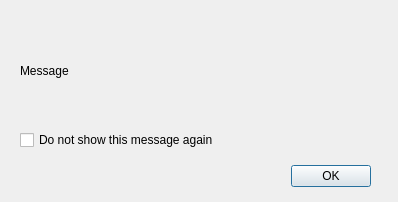
Above: tao/error_message_dialog.ui from c3d/tao3D before the change. Below: the same form after it.
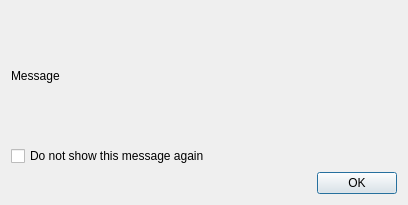
That is the form after the change.

Commit message:
Add layouts to all dialog boxes of "Share" menu. Fix clone bug. Refs #286, #284.
Fixes clone bug: project cloned in invalid location (likely a
regression of commit:bbca371).

The edit to the form file:
```diff
--- a/tao/error_message_dialog.ui
+++ b/tao/error_message_dialog.ui
@@ -6,58 +6,42 @@
    <rect>
     <x>0</x>
     <y>0</y>
-    <width>398</width>
-    <height>202</height>
+    <width>408</width>
+    <height>205</height>
    </rect>
   </property>
   <property name="windowTitle">
    <string>Dialog</string>
   </property>
-  <widget class="QDialogButtonBox" name="buttonBox">
-   <property name="geometry">
-    <rect>
-     <x>30</x>
-     <y>160</y>
-     <width>341</width>
-     <height>32</height>
-    </rect>
-   </property>
-   <property name="orientation">
-    <enum>Qt::Horizontal</enum>
-   </property>
-   <property name="standardButtons">
-    <set>QDialogButtonBox::Ok</set>
-   </property>
-  </widget>
-  <widget class="QCheckBox" name="doNotShowAgain">
-   <property name="geometry">
-    <rect>
-     <x>20</x>
-     <y>130</y>
-     <width>321</width>
-     <height>20</height>
-    </rect>
-   </property>
-   <property name="text">
-    <string>Do not show this message again</string>
-   </property>
-  </widget>
-  <widget class="QLabel" name="message">
-   <property name="geometry">
-    <rect>
-     <x>20</x>
-     <y>30</y>
-     <width>361</width>
-     <height>81</height>
-    </rect>
-   </property>
-   <property name="text">
-    <string>Message</string>
-   </property>
-   <property name="wordWrap">
-    <bool>true</bool>
-   </property>
-  </widget>
+  <layout class="QVBoxLayout" name="verticalLayout">
+   <item>
+    <widget class="QLabel" name="message">
+     <property name="text">
+      <string>Message</string>
+     </property>
+     <property name="wordWrap">
+      <bool>true</bool>
+     </property>
+    </widget>
+   </item>
+   <item>
+    <widget class="QCheckBox" name="doNotShowAgain">
+     <property name="text">
+      <string>Do not show this message again</string>
+     </property>
+    </widget>
+   </item>
+   <item>
+    <widget class="QDialogButtonBox" name="buttonBox">
+     <property name="orientation">
+      <enum>Qt::Horizontal</enum>
+     </property>
+     <property name="standardButtons">
+      <set>QDialogButtonBox::Ok</set>
+     </property>
+    </widget>
+   </item>
+  </layout>
  </widget>
  <resources/>
  <connections>
```
Left out of the diff: 3 changed lines with no effect on the pictures. The commit also changes 11 other files.
